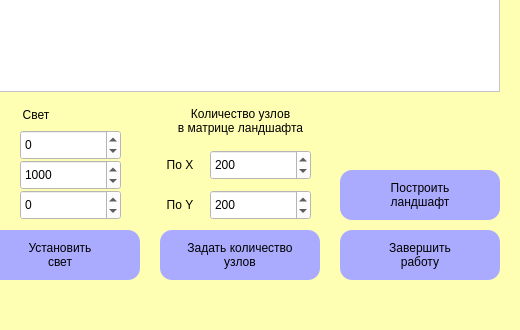
DaniilGGuY/CG_course, file src/mainwindow.ui: the form before one commit; both pictures show x 580 to 1100 and y 470 to 800 of the 1100 by 800 pixel window.
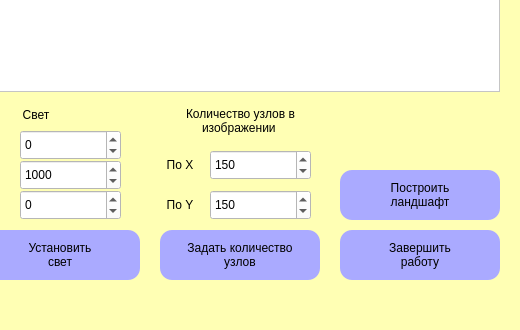
The form after the commit.

```diff
--- a/src/mainwindow.ui
+++ b/src/mainwindow.ui
@@ -590,7 +590,7 @@
      <number>1000</number>
     </property>
     <property name="value">
-     <number>200</number>
+     <number>150</number>
     </property>
    </widget>
    <widget class="QLabel" name="label_20">
@@ -628,7 +628,7 @@
      <number>1000</number>
     </property>
     <property name="value">
-     <number>200</number>
+     <number>150</number>
     </property>
    </widget>
    <widget class="QLabel" name="label_12">
@@ -641,8 +641,8 @@
      </rect>
     </property>
     <property name="text">
-     <string>Количество узлов
-в матрице ландшафта</string>
+     <string>Количество узлов в 
+изображении </string>
     </property>
     <property name="alignment">
      <set>Qt::AlignmentFlag::AlignCenter</set>
```
